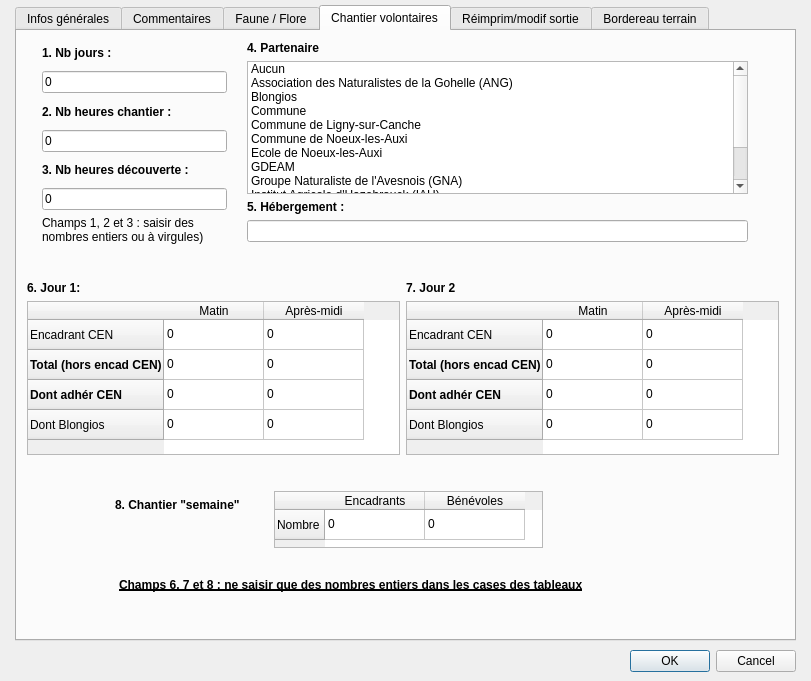
VincentD/bdtravaux, file ui_bdtravaux_sortie.ui: the form before one commit.
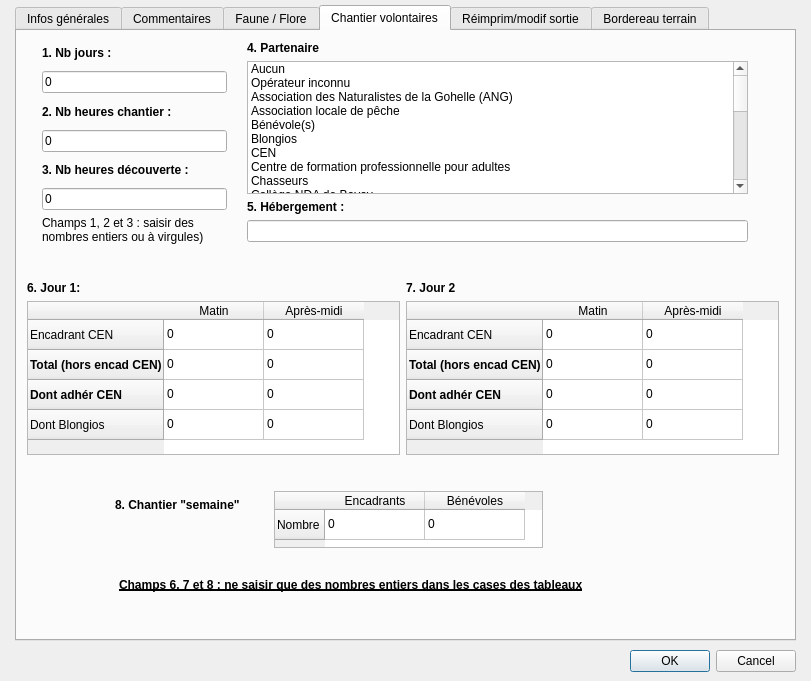
The form after the commit. The open tabs and pages were chosen to show the change.

Commit message: Mise à jour de la liste de partenaires pour les chantiers de volontaires.

```diff
--- a/ui_bdtravaux_sortie.ui
+++ b/ui_bdtravaux_sortie.ui
@@ -818,31 +818,56 @@
           <string>Aucun</string>
          </property>
         </item>
+        <item>
+         <property name="text">
+          <string>Opérateur inconnu</string>
+         </property>
+        </item>
         <item>
          <property name="text">
           <string>Association des Naturalistes de la Gohelle (ANG)</string>
          </property>
         </item>
+        <item>
+         <property name="text">
+          <string>Association locale de pêche</string>
+         </property>
+        </item>
+        <item>
+         <property name="text">
+          <string>Bénévole(s)</string>
+         </property>
+        </item>
         <item>
          <property name="text">
           <string>Blongios</string>
          </property>
         </item>
+        <item>
+         <property name="text">
+          <string>CEN</string>
+         </property>
+        </item>
+        <item>
+         <property name="text">
+          <string>Centre de formation professionnelle pour adultes</string>
+         </property>
+        </item>
+        <item>
+         <property name="text">
+          <string>Chasseurs</string>
+         </property>
+        </item>
+        <item>
+         <property name="text">
+          <string>Collège NDA de Bavay</string>
+         </property>
+        </item>
         <item>
          <property name="text">
           <string>Commune</string>
          </property>
         </item>
-        <item>
-         <property name="text">
-          <string>Commune de Ligny-sur-Canche</string>
-         </property>
-        </item>
-        <item>
-         <property name="text">
-          <string>Commune de Noeux-les-Auxi</string>
-         </property>
-        </item>
         <item>
          <property name="text">
           <string>Ecole de Noeux-les-Auxi</string>
@@ -858,21 +883,61 @@
           <string>Groupe Naturaliste de l'Avesnois (GNA)</string>
          </property>
         </item>
+        <item>
+         <property name="text">
+          <string>Groupe Naturaliste du Ternois (GNT)</string>
+         </property>
+        </item>
+        <item>
+         <property name="text">
+          <string>Groupe Ornithologique et Naturaliste du Nord-Pas-de-Calais (GON)</string>
+         </property>
+        </item>
+        <item>
+         <property name="text">
+          <string>Habitants</string>
+         </property>
+        </item>
         <item>
          <property name="text">
           <string>Institut Agricole d'Hazebrouck (IAH)</string>
          </property>
         </item>
+        <item>
+         <property name="text">
+          <string>LEGTA Arras</string>
+         </property>
+        </item>
+        <item>
+         <property name="text">
+          <string>Lycée forestier de Bavay</string>
+         </property>
+        </item>
         <item>
          <property name="text">
           <string>MFR de Dunkerque</string>
          </property>
         </item>
+        <item>
+         <property name="text">
+          <string>MFR de Marconne</string>
+         </property>
+        </item>
         <item>
          <property name="text">
           <string>MFR de Rollancourt</string>
          </property>
         </item>
+        <item>
+         <property name="text">
+          <string>MFR de Samer</string>
+         </property>
+        </item>
+        <item>
+         <property name="text">
+          <string>Propriétaire</string>
+         </property>
+        </item>
         <item>
          <property name="text">
           <string>Autre...</string>
```
Left out of the diff: 2 changed lines with no effect on the pictures.
